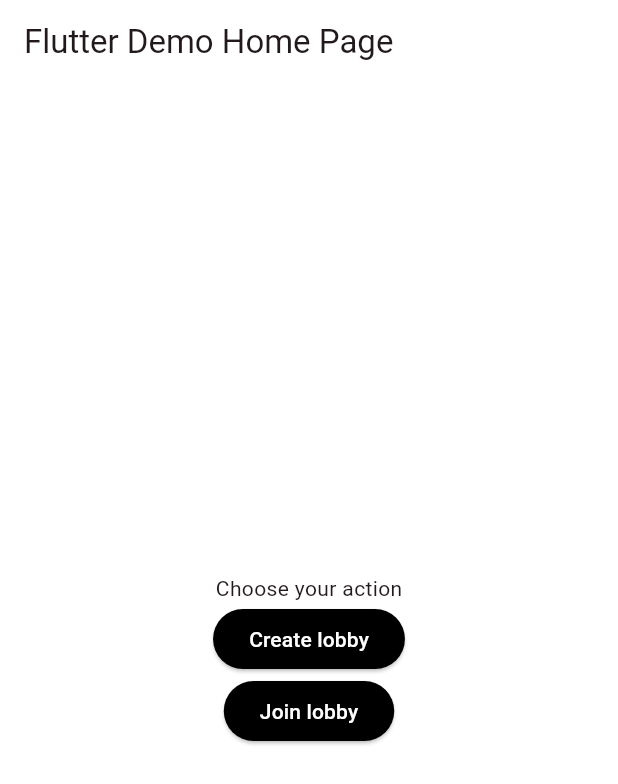
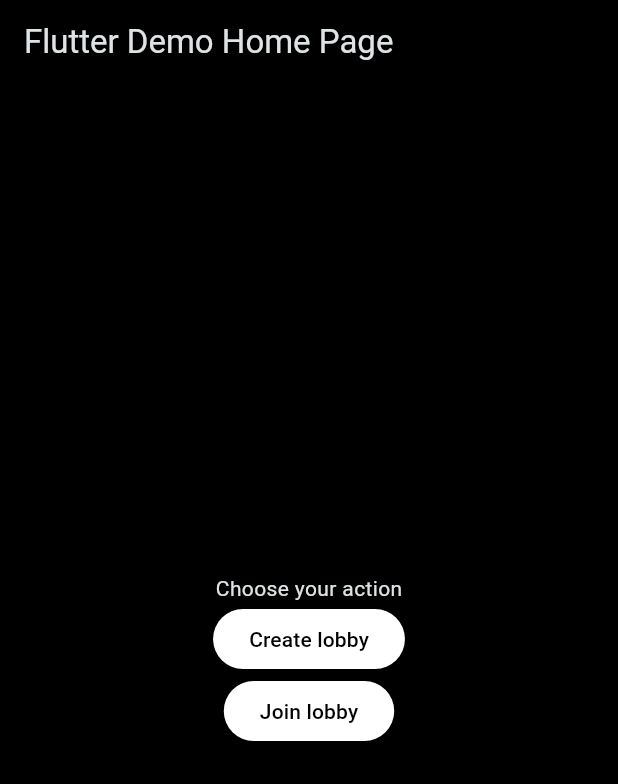
Before and after one commit to Noximi42/game_app, a Flutter app: the screen it shows after launch, on a phone screen of 412 x 824 dp. Shown: the top 784 px of the screen. Run offline on Flutter 3.47's test engine with Material 3 defaults, Android fonts, the phone set to English and light mode, and no system bars.

Commit message:
Added app colors to button

```diff
--- a/app/clients/mobile/lib/components/button.dart
+++ b/app/clients/mobile/lib/components/button.dart
@@ -1,4 +1,5 @@
 import 'package:flutter/material.dart';
+import 'package:mobile/constants/app_colors.dart';
 
 enum ButtonTypes {
   primary,
@@ -7,11 +8,13 @@ enum ButtonTypes {
 
 class Button extends StatelessWidget {
   final ButtonTypes type;
+  final Color color;
   final String title;
   final VoidCallback onPressed;
   const Button(
       {super.key,
       required this.type,
+      this.color = AppColors.red,
       required this.title,
       required this.onPressed});
 
@@ -21,10 +24,11 @@ class Button extends StatelessWidget {
 
     return ElevatedButton(
       style: ElevatedButton.styleFrom(
-          foregroundColor: theme.colorScheme.secondary,
-          backgroundColor: type == ButtonTypes.primary
-              ? theme.colorScheme.primary
-              : theme.colorScheme.secondary),
+          foregroundColor: type == ButtonTypes.primary
+              ? theme.colorScheme.secondary
+              : Colors.white,
+          backgroundColor:
+              type == ButtonTypes.primary ? theme.colorScheme.primary : color),
       onPressed: onPressed,
       child: Text(title),
     );
--- a/app/clients/mobile/lib/main.dart
+++ b/app/clients/mobile/lib/main.dart
@@ -1,5 +1,6 @@
 import 'package:flutter/material.dart';
 import 'package:mobile/components/button.dart';
+import 'package:mobile/constants/app_colors.dart';
 
 void main() {
   runApp(const MyApp());
@@ -31,7 +32,7 @@ class MyApp extends StatelessWidget {
         scaffoldBackgroundColor: Colors.black,
         useMaterial3: true,
       ),
-      themeMode: ThemeMode.light,
+      themeMode: ThemeMode.dark,
       home: const MyHomePage(title: 'Flutter Demo Home Page'),
     );
   }
```
